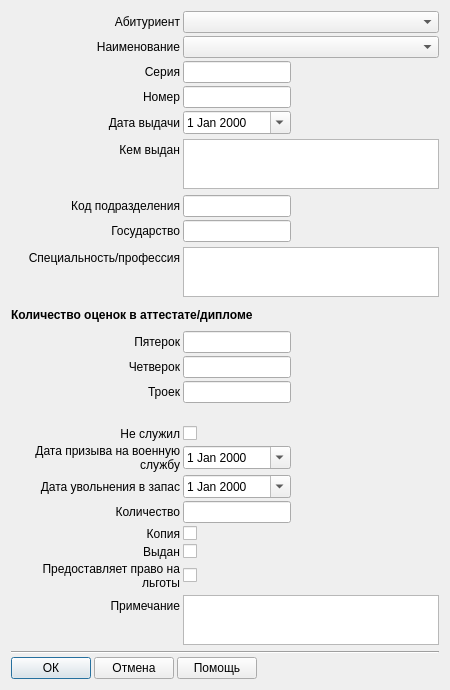
Above: maddabiturdocsdialog.ui from ichigo7diavol/armp before the change. Below: the same form after it.
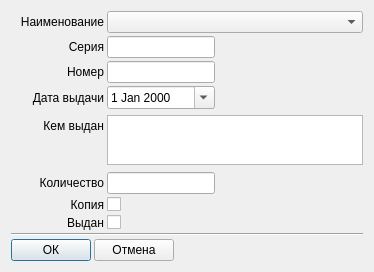
That is the form after the change.

```diff
--- a/maddabiturdocsdialog.ui
+++ b/maddabiturdocsdialog.ui
@@ -6,8 +6,8 @@
    <rect>
     <x>0</x>
     <y>0</y>
-    <width>450</width>
-    <height>690</height>
+    <width>374</width>
+    <height>272</height>
    </rect>
   </property>
   <property name="sizePolicy">
@@ -25,47 +25,59 @@
    </property>
    <item>
     <layout class="QGridLayout" name="gridLayout" columnstretch="1,0,0">
-     <item row="19" column="1">
-      <widget class="QLineEdit" name="docCountLineEdit">
+     <item row="0" column="1" colspan="2">
+      <widget class="QComboBox" name="docNameComboBox"/>
+     </item>
+     <item row="4" column="1" rowspan="2" colspan="2">
+      <widget class="QTextEdit" name="receivedFromTextEdit">
        <property name="sizePolicy">
         <sizepolicy hsizetype="Fixed" vsizetype="Fixed">
          <horstretch>0</horstretch>
          <verstretch>0</verstretch>
         </sizepolicy>
        </property>
+       <property name="minimumSize">
+        <size>
+         <width>0</width>
+         <height>50</height>
+        </size>
+       </property>
+       <property name="maximumSize">
+        <size>
+         <width>16777215</width>
+         <height>50</height>
+        </size>
+       </property>
       </widget>
      </item>
-     <item row="22" column="1">
-      <widget class="QCheckBox" name="provideBenefitsCheckBox">
+     <item row="1" column="0">
+      <widget class="QLabel" name="label_3">
        <property name="text">
-        <string/>
+        <string>Серия</string>
+       </property>
+       <property name="alignment">
+        <set>Qt::AlignRight|Qt::AlignTrailing|Qt::AlignVCenter</set>
        </property>
       </widget>
      </item>
-     <item row="21" column="1">
+     <item row="8" column="1">
       <widget class="QCheckBox" name="issuedCheckBox">
        <property name="text">
         <string/>
        </property>
       </widget>
      </item>
-     <item row="0" column="0">
-      <widget class="QLabel" name="label">
+     <item row="6" column="1">
+      <widget class="QLineEdit" name="docCountLineEdit">
        <property name="sizePolicy">
-        <sizepolicy hsizetype="Preferred" vsizetype="Preferred">
+        <sizepolicy hsizetype="Fixed" vsizetype="Fixed">
          <horstretch>0</horstretch>
          <verstretch>0</verstretch>
         </sizepolicy>
        </property>
-       <property name="text">
-        <string>Абитуриент</string>
-       </property>
-       <property name="alignment">
-        <set>Qt::AlignRight|Qt::AlignTrailing|Qt::AlignVCenter</set>
-       </property>
       </widget>
      </item>
-     <item row="3" column="0">
+     <item row="2" column="0">
       <widget class="QLabel" name="label_4">
        <property name="text">
         <string>Номер</string>
@@ -75,17 +87,7 @@
        </property>
       </widget>
      </item>
-     <item row="12" column="0">
-      <widget class="QLabel" name="label_11">
-       <property name="text">
-        <string>Пятерок</string>
-       </property>
-       <property name="alignment">
-        <set>Qt::AlignRight|Qt::AlignTrailing|Qt::AlignVCenter</set>
-       </property>
-      </widget>
-     </item>
-     <item row="1" column="0">
+     <item row="0" column="0">
       <widget class="QLabel" name="label_2">
        <property name="text">
         <string>Наименование</string>
@@ -95,37 +97,7 @@
        </property>
       </widget>
      </item>
-     <item row="13" column="0">
-      <widget class="QLabel" name="label_13">
-       <property name="text">
-        <string>Четверок</string>
-       </property>
-       <property name="alignment">
-        <set>Qt::AlignRight|Qt::AlignTrailing|Qt::AlignVCenter</set>
-       </property>
-      </widget>
-     </item>
-     <item row="16" column="0">
-      <widget class="QLabel" name="label_12">
-       <property name="text">
-        <string>Не служил</string>
-       </property>
-       <property name="alignment">
-        <set>Qt::AlignRight|Qt::AlignTrailing|Qt::AlignVCenter</set>
-       </property>
-      </widget>
-     </item>
-     <item row="9" column="0">
-      <widget class="QLabel" name="label_9">
-       <property name="text">
-        <string>Специальность/профессия</string>
-       </property>
-       <property name="alignment">
-        <set>Qt::AlignRight|Qt::AlignTrailing|Qt::AlignVCenter</set>
-       </property>
-      </widget>
-     </item>
-     <item row="4" column="0">
+     <item row="3" column="0">
       <widget class="QLabel" name="label_5">
        <property name="text">
         <string>Дата выдачи</string>
@@ -136,67 +108,6 @@
       </widget>
      </item>
      <item row="8" column="0">
-      <widget class="QLabel" name="label_8">
-       <property name="text">
-        <string>Государство</string>
-       </property>
-       <property name="alignment">
-        <set>Qt::AlignRight|Qt::AlignTrailing|Qt::AlignVCenter</set>
-       </property>
-      </widget>
-     </item>
-     <item row="19" column="0">
-      <widget class="QLabel" name="label_18">
-       <property name="text">
-        <string>Количество</string>
-       </property>
-       <property name="alignment">
-        <set>Qt::AlignRight|Qt::AlignTrailing|Qt::AlignVCenter</set>
-       </property>
-      </widget>
-     </item>
-     <item row="18" column="0">
-      <widget class="QLabel" name="label_17">
-       <property name="text">
-        <string>Дата увольнения в запас</string>
-       </property>
-       <property name="alignment">
-        <set>Qt::AlignRight|Qt::AlignTrailing|Qt::AlignVCenter</set>
-       </property>
-      </widget>
-     </item>
-     <item row="14" column="0">
-      <widget class="QLabel" name="label_14">
-       <property name="text">
-        <string>Троек</string>
-       </property>
-       <property name="alignment">
-        <set>Qt::AlignRight|Qt::AlignTrailing|Qt::AlignVCenter</set>
-       </property>
-      </widget>
-     </item>
-     <item row="20" column="0">
-      <widget class="QLabel" name="label_19">
-       <property name="text">
-        <string>Копия</string>
-       </property>
-       <property name="alignment">
-        <set>Qt::AlignRight|Qt::AlignTrailing|Qt::AlignVCenter</set>
-       </property>
-      </widget>
-     </item>
-     <item row="17" column="0">
-      <widget class="QLabel" name="label_15">
-       <property name="text">
-        <string>Дата призыва на военную 
-службу</string>
-       </property>
-       <property name="alignment">
-        <set>Qt::AlignRight|Qt::AlignTrailing|Qt::AlignVCenter</set>
-       </property>
-      </widget>
-     </item>
-     <item row="21" column="0">
       <widget class="QLabel" name="label_21">
        <property name="text">
         <string>Выдан</string>
@@ -206,38 +117,17 @@
        </property>
       </widget>
      </item>
-     <item row="3" column="1">
-      <widget class="QLineEdit" name="docNumLineEdit">
-       <property name="sizePolicy">
-        <sizepolicy hsizetype="Preferred" vsizetype="Fixed">
-         <horstretch>0</horstretch>
-         <verstretch>0</verstretch>
-        </sizepolicy>
-       </property>
-      </widget>
-     </item>
-     <item row="22" column="0">
-      <widget class="QLabel" name="label_22">
-       <property name="text">
-        <string>Предоставляет право на 
-льготы</string>
-       </property>
-       <property name="alignment">
-        <set>Qt::AlignRight|Qt::AlignTrailing|Qt::AlignVCenter</set>
-       </property>
-      </widget>
-     </item>
      <item row="7" column="0">
-      <widget class="QLabel" name="label_7">
+      <widget class="QLabel" name="label_19">
        <property name="text">
-        <string>Код подразделения</string>
+        <string>Копия</string>
        </property>
        <property name="alignment">
         <set>Qt::AlignRight|Qt::AlignTrailing|Qt::AlignVCenter</set>
        </property>
       </widget>
      </item>
-     <item row="2" column="1">
+     <item row="1" column="1">
       <widget class="QLineEdit" name="docSeriesLineEdit">
        <property name="sizePolicy">
         <sizepolicy hsizetype="Preferred" vsizetype="Fixed">
@@ -247,30 +137,8 @@
        </property>
       </widget>
      </item>
-     <item row="23" column="1" rowspan="2" colspan="2">
-      <widget class="QTextEdit" name="noteTextEdit">
-       <property name="sizePolicy">
-        <sizepolicy hsizetype="Fixed" vsizetype="Fixed">
-         <horstretch>0</horstretch>
-         <verstretch>0</verstretch>
-        </sizepolicy>
-       </property>
-       <property name="minimumSize">
-        <size>
-         <width>0</width>
-         <height>50</height>
-        </size>
-       </property>
-       <property name="maximumSize">
-        <size>
-         <width>16777215</width>
-         <height>50</height>
-        </size>
-       </property>
-      </widget>
-     </item>
-     <item row="14" column="1">
-      <widget class="QLineEdit" name="threeLineEdit">
+     <item row="2" column="1">
+      <widget class="QLineEdit" name="docNumLineEdit">
        <property name="sizePolicy">
         <sizepolicy hsizetype="Preferred" vsizetype="Fixed">
          <horstretch>0</horstretch>
@@ -279,24 +147,14 @@
        </property>
       </widget>
      </item>
-     <item row="20" column="1">
+     <item row="7" column="1">
       <widget class="QCheckBox" name="copyCheckBox">
        <property name="text">
         <string/>
        </property>
       </widget>
      </item>
-     <item row="12" column="1">
-      <widget class="QLineEdit" name="fiveCountsLineEdit">
-       <property name="sizePolicy">
-        <sizepolicy hsizetype="Preferred" vsizetype="Fixed">
-         <horstretch>0</horstretch>
-         <verstretch>0</verstretch>
-        </sizepolicy>
-       </property>
-      </widget>
-     </item>
-     <item row="5" column="0">
+     <item row="4" column="0">
       <widget class="QLabel" name="label_6">
        <property name="text">
         <string>Кем выдан</string>
@@ -306,170 +164,23 @@
        </property>
       </widget>
      </item>
-     <item row="23" column="0">
-      <widget class="QLabel" name="label_16">
-       <property name="text">
-        <string>Примечание</string>
-       </property>
-       <property name="alignment">
-        <set>Qt::AlignRight|Qt::AlignTrailing|Qt::AlignVCenter</set>
-       </property>
-      </widget>
-     </item>
-     <item row="4" column="1">
+     <item row="3" column="1">
       <widget class="QDateEdit" name="receiveDateEdit">
        <property name="calendarPopup">
         <bool>true</bool>
        </property>
       </widget>
      </item>
-     <item row="13" column="1">
-      <widget class="QLineEdit" name="fourCountsLineEdit">
-       <property name="sizePolicy">
-        <sizepolicy hsizetype="Preferred" vsizetype="Fixed">
-         <horstretch>0</horstretch>
-         <verstretch>0</verstretch>
-        </sizepolicy>
-       </property>
-      </widget>
-     </item>
-     <item row="1" column="1" colspan="2">
-      <widget class="QComboBox" name="docNameComboBox"/>
-     </item>
-     <item row="17" column="1">
-      <widget class="QDateEdit" name="armyStartDateEdit">
-       <property name="calendarPopup">
-        <bool>true</bool>
-       </property>
-      </widget>
-     </item>
-     <item row="18" column="1">
-      <widget class="QDateEdit" name="armyEndDateEdit">
-       <property name="calendarPopup">
-        <bool>true</bool>
-       </property>
-      </widget>
-     </item>
-     <item row="0" column="1" colspan="2">
-      <widget class="QComboBox" name="abiturComboBox">
-       <property name="sizePolicy">
-        <sizepolicy hsizetype="Preferred" vsizetype="Fixed">
-         <horstretch>0</horstretch>
-         <verstretch>0</verstretch>
-        </sizepolicy>
-       </property>
-      </widget>
-     </item>
-     <item row="7" column="1">
-      <widget class="QLineEdit" name="subdivCodeLineEdit">
-       <property name="sizePolicy">
-        <sizepolicy hsizetype="Preferred" vsizetype="Fixed">
-         <horstretch>0</horstretch>
-         <verstretch>0</verstretch>
-        </sizepolicy>
-       </property>
-      </widget>
-     </item>
-     <item row="5" column="1" rowspan="2" colspan="2">
-      <widget class="QTextEdit" name="receivedFromTextEdit">
-       <property name="sizePolicy">
-        <sizepolicy hsizetype="Fixed" vsizetype="Fixed">
-         <horstretch>0</horstretch>
-         <verstretch>0</verstretch>
-        </sizepolicy>
-       </property>
-       <property name="minimumSize">
-        <size>
-         <width>0</width>
-         <height>50</height>
-        </size>
-       </property>
-       <property name="maximumSize">
-        <size>
-         <width>16777215</width>
-         <height>50</height>
-        </size>
-       </property>
-      </widget>
-     </item>
-     <item row="16" column="1">
-      <widget class="QCheckBox" name="armyCheckBox">
+     <item row="6" column="0">
+      <widget class="QLabel" name="label_18">
        <property name="text">
-        <string/>
-       </property>
-      </widget>
-     </item>
-     <item row="8" column="1">
-      <widget class="QLineEdit" name="countryLineEdit">
-       <property name="sizePolicy">
-        <sizepolicy hsizetype="Preferred" vsizetype="Fixed">
-         <horstretch>0</horstretch>
-         <verstretch>0</verstretch>
-        </sizepolicy>
-       </property>
-      </widget>
-     </item>
-     <item row="11" column="0" colspan="2">
-      <widget class="QLabel" name="label_10">
-       <property name="font">
-        <font>
-         <weight>75</weight>
-         <bold>true</bold>
-        </font>
-       </property>
-       <property name="text">
-        <string>Количество оценок в аттестате/дипломе</string>
-       </property>
-      </widget>
-     </item>
-     <item row="9" column="1" rowspan="2" colspan="2">
-      <widget class="QTextEdit" name="specProfTextEdit">
-       <property name="sizePolicy">
-        <sizepolicy hsizetype="Fixed" vsizetype="Fixed">
-         <horstretch>0</horstretch>
-         <verstretch>0</verstretch>
-        </sizepolicy>
-       </property>
-       <property name="minimumSize">
-        <size>
-         <width>0</width>
-         <height>50</height>
-        </size>
-       </property>
-       <property name="maximumSize">
-        <size>
-         <width>16777215</width>
-         <height>50</height>
-        </size>
-       </property>
-      </widget>
-     </item>
-     <item row="2" column="0">
-      <widget class="QLabel" name="label_3">
-       <property name="text">
-        <string>Серия</string>
+        <string>Количество</string>
        </property>
        <property name="alignment">
         <set>Qt::AlignRight|Qt::AlignTrailing|Qt::AlignVCenter</set>
        </property>
       </widget>
      </item>
-     <item row="15" column="0">
-      <spacer name="verticalSpacer">
-       <property name="orientation">
-        <enum>Qt::Vertical</enum>
-       </property>
-       <property name="sizeType">
-        <enum>QSizePolicy::Preferred</enum>
-       </property>
-       <property name="sizeHint" stdset="0">
-        <size>
-         <width>20</width>
-         <height>20</height>
-        </size>
-       </property>
-      </spacer>
-     </item>
     </layout>
    </item>
    <item>
@@ -507,19 +218,6 @@
        </property>
       </widget>
      </item>
-     <item>
-      <widget class="QPushButton" name="helpPushButton">
-       <property name="sizePolicy">
-        <sizepolicy hsizetype="Preferred" vsizetype="Fixed">
-         <horstretch>0</horstretch>
-         <verstretch>0</verstretch>
-        </sizepolicy>
-       </property>
-       <property name="text">
-        <string>Помощь</string>
-       </property>
-      </widget>
-     </item>
      <item>
       <spacer name="horizontalSpacer">
        <property name="orientation">
```
